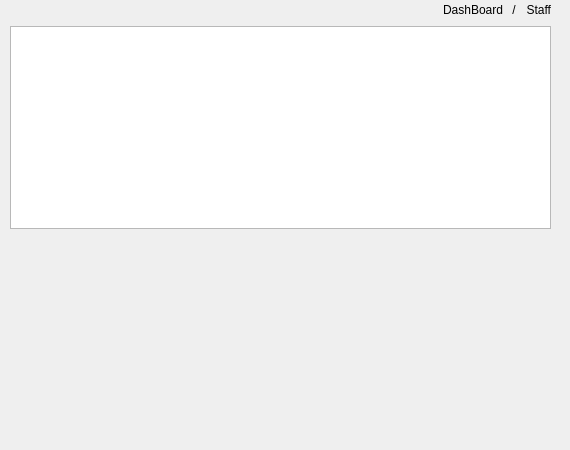
Omoshlawi/smart_cafteria, file resources/layouts/staffManager.ui: the form before one commit.
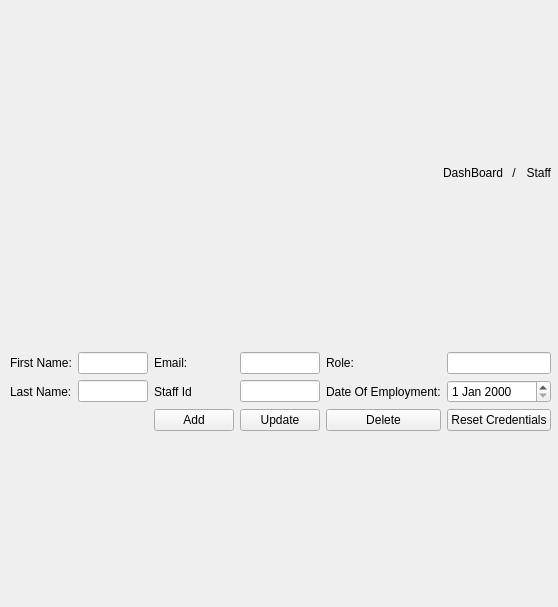
The form after the commit.

Commit message: staff ui done with and looking greate,also staff list

Patch:
```diff
--- a/resources/layouts/staffManager.ui
+++ b/resources/layouts/staffManager.ui
@@ -6,8 +6,8 @@
    <rect>
     <x>0</x>
     <y>0</y>
-    <width>570</width>
-    <height>450</height>
+    <width>558</width>
+    <height>607</height>
    </rect>
   </property>
   <property name="windowTitle">
@@ -23,6 +23,101 @@
     </rect>
    </property>
    <layout class="QGridLayout" name="baseLayout">
+    <item row="1" column="0">
+     <layout class="QGridLayout" name="gridLayout">
+      <item row="0" column="4">
+       <widget class="QLabel" name="label_8">
+        <property name="text">
+         <string>Role:</string>
+        </property>
+       </widget>
+      </item>
+      <item row="0" column="3">
+       <widget class="QLineEdit" name="email"/>
+      </item>
+      <item row="1" column="2">
+       <widget class="QLabel" name="label_7">
+        <property name="text">
+         <string>Staff Id</string>
+        </property>
+       </widget>
+      </item>
+      <item row="0" column="1">
+       <widget class="QLineEdit" name="firstName"/>
+      </item>
+      <item row="1" column="4">
+       <widget class="QLabel" name="label_9">
+        <property name="text">
+         <string>Date Of Employment:</string>
+        </property>
+       </widget>
+      </item>
+      <item row="1" column="3">
+       <widget class="QLineEdit" name="staffId"/>
+      </item>
+      <item row="0" column="2">
+       <widget class="QLabel" name="label_3">
+        <property name="text">
+         <string>Email:</string>
+        </property>
+       </widget>
+      </item>
+      <item row="1" column="1">
+       <widget class="QLineEdit" name="lastName"/>
+      </item>
+      <item row="1" column="0">
+       <widget class="QLabel" name="label_2">
+        <property name="text">
+         <string>Last Name:</string>
+        </property>
+       </widget>
+      </item>
+      <item row="0" column="5">
+       <widget class="QLineEdit" name="role"/>
+      </item>
+      <item row="0" column="0">
+       <widget class="QLabel" name="label">
+        <property name="text">
+         <string>First Name:</string>
+        </property>
+       </widget>
+      </item>
+      <item row="2" column="5">
+       <widget class="QPushButton" name="resetCredentials">
+        <property name="text">
+         <string>Reset Credentials</string>
+        </property>
+       </widget>
+      </item>
+      <item row="2" column="4">
+       <widget class="QPushButton" name="deleteStaff">
+        <property name="text">
+         <string>Delete</string>
+        </property>
+       </widget>
+      </item>
+      <item row="2" column="3">
+       <widget class="QPushButton" name="updateStaff">
+        <property name="text">
+         <string>Update</string>
+        </property>
+       </widget>
+      </item>
+      <item row="2" column="2">
+       <widget class="QPushButton" name="addStaff">
+        <property name="text">
+         <string>Add</string>
+        </property>
+       </widget>
+      </item>
+      <item row="1" column="5">
+       <widget class="QDateEdit" name="dateOfEmployment"/>
+      </item>
+     </layout>
+    </item>
+    <item row="2" column="0">
+     <layout class="QVBoxLayout" name="treeContainer"/>
+    </item>
     <item row="0" column="0">
      <layout class="QHBoxLayout" name="horizontalLayout_2">
       <item>
@@ -67,22 +162,6 @@
       </item>
      </layout>
     </item>
-    <item row="2" column="0">
-     <spacer name="verticalSpacer_2">
-      <property name="orientation">
-       <enum>Qt::Vertical</enum>
-      </property>
-      <property name="sizeHint" stdset="0">
-       <size>
-        <width>20</width>
-        <height>40</height>
-       </size>
-      </property>
-     </spacer>
-    </item>
-    <item row="1" column="0">
-     <widget class="QTreeView" name="treeView_2"/>
-    </item>
    </layout>
   </widget>
  </widget>
```
The commit also changes 6 other files.
